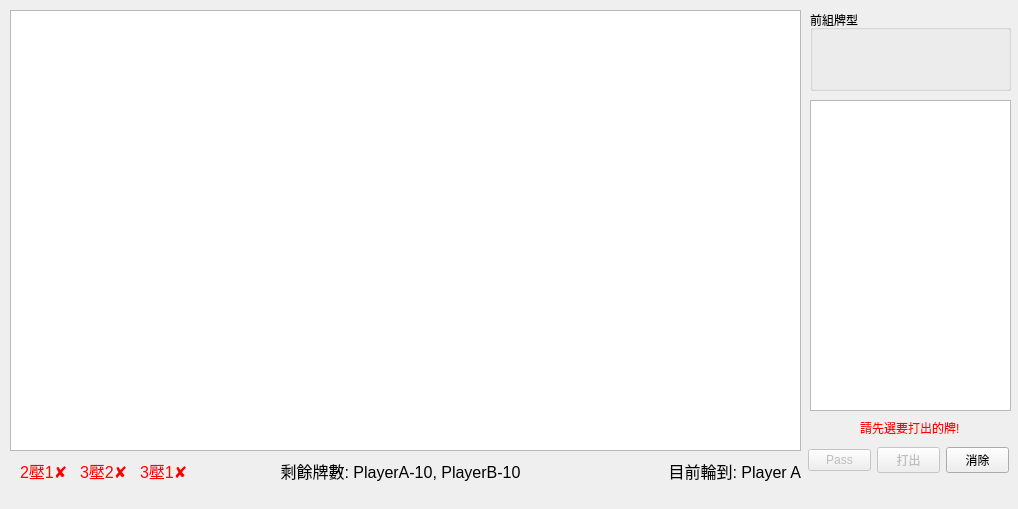
Qt form mainwindow.ui (XCI9/CardGame) before a commit.
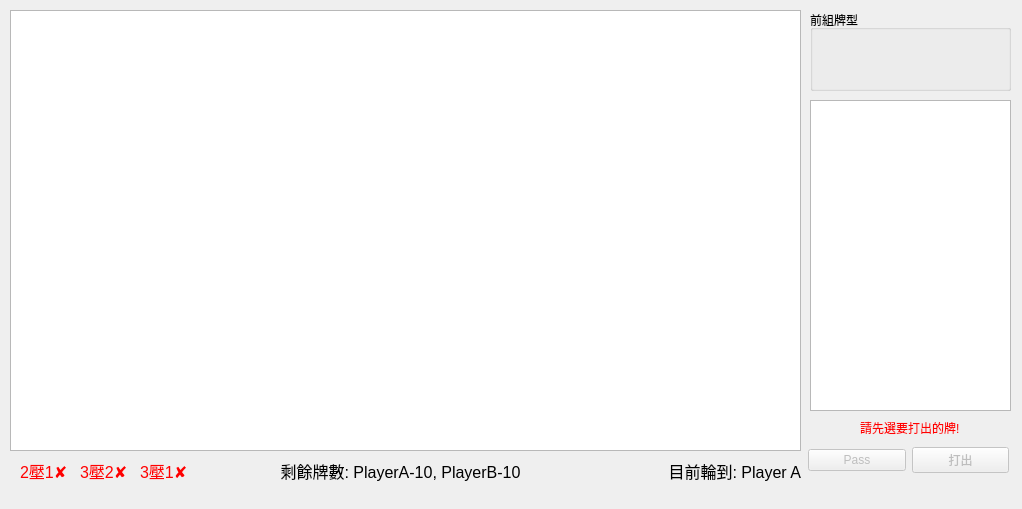
The same form after that commit.

Patch:
```diff
--- a/mainwindow.ui
+++ b/mainwindow.ui
@@ -6,7 +6,7 @@
    <rect>
     <x>0</x>
     <y>0</y>
-    <width>1018</width>
+    <width>1022</width>
     <height>509</height>
    </rect>
   </property>
@@ -101,13 +101,6 @@
        </property>
       </widget>
      </item>
-     <item>
-      <widget class="QPushButton" name="eliminate">
-       <property name="text">
-        <string>消除</string>
-       </property>
-      </widget>
-     </item>
     </layout>
    </widget>
    <widget class="QLabel" name="rule29">
```
Left out of the diff: 2 changed lines with no effect on the pictures.
